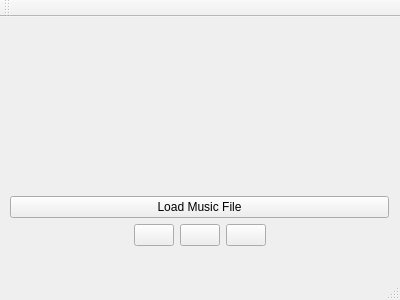
Qt form AudioPlayer/AudioPlayer/mainwindow.ui (timkunkel/AudioVisualizer) before a commit.
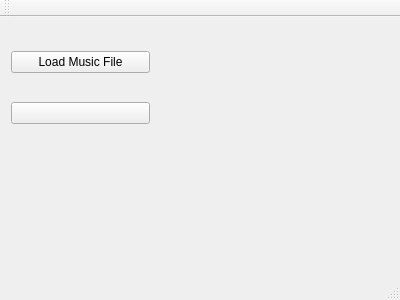
The same form after that commit. Icons and pictures are not drawn.

What changed in the file:
```diff
--- a/AudioPlayer/AudioPlayer/mainwindow.ui
+++ b/AudioPlayer/AudioPlayer/mainwindow.ui
@@ -17,89 +17,17 @@
    <widget class="QWidget" name="gridLayoutWidget">
     <property name="geometry">
      <rect>
-      <x>-1</x>
-      <y>-1</y>
-      <width>401</width>
-      <height>241</height>
+      <x>0</x>
+      <y>0</y>
+      <width>161</width>
+      <height>141</height>
      </rect>
     </property>
-    <layout class="QGridLayout" name="gridLayout">
-     <item row="2" column="0">
-      <layout class="QGridLayout" name="gridLayout_2">
-       <item row="1" column="4">
-        <widget class="QPushButton" name="stopButton">
-         <property name="text">
-          <string/>
-         </property>
-         <property name="icon">
-          <iconset>
-           <normaloff>png/square64.png</normaloff>
-           <selectedoff>:/png/square64.png</selectedoff>png/square64.png</iconset>
-         </property>
-        </widget>
-       </item>
-       <item row="1" column="0">
-        <spacer name="horizontalSpacer">
-         <property name="orientation">
-          <enum>Qt::Horizontal</enum>
-         </property>
-         <property name="sizeHint" stdset="0">
-          <size>
-           <width>40</width>
-           <height>20</height>
-          </size>
-         </property>
-        </spacer>
-       </item>
-       <item row="1" column="3">
-        <widget class="QPushButton" name="pauseButton">
-         <property name="icon">
-          <iconset>
-           <normaloff>png/pause15.png</normaloff>
-           <selectedoff>:/png/pause15.png</selectedoff>png/pause15.png</iconset>
-         </property>
-        </widget>
-       </item>
-       <item row="1" column="2">
-        <widget class="QPushButton" name="playButton">
-         <property name="text">
-          <string/>
-         </property>
-         <property name="icon">
-          <iconset resource="appicons.qrc">
-           <normaloff>:/png/play43.png</normaloff>:/png/play43.png</iconset>
-         </property>
-        </widget>
-       </item>
-       <item row="1" column="5">
-        <spacer name="horizontalSpacer_2">
-         <property name="orientation">
-          <enum>Qt::Horizontal</enum>
-         </property>
-         <property name="sizeHint" stdset="0">
-          <size>
-           <width>40</width>
-           <height>20</height>
-          </size>
-         </property>
-        </spacer>
-       </item>
-      </layout>
-     </item>
+    <layout class="QGridLayout" name="gridLayout" rowminimumheight="0,0,0,0,0,0">
+     <property name="sizeConstraint">
+      <enum>QLayout::SetDefaultConstraint</enum>
+     </property>
      <item row="0" column="0">
-      <spacer name="verticalSpacer">
-       <property name="orientation">
-        <enum>Qt::Vertical</enum>
-       </property>
-       <property name="sizeHint" stdset="0">
-        <size>
-         <width>20</width>
-         <height>40</height>
-        </size>
-       </property>
-      </spacer>
-     </item>
-     <item row="1" column="0">
       <widget class="QPushButton" name="loadFileButton">
        <property name="text">
         <string>Load Music File</string>
@@ -110,6 +38,17 @@
        </property>
       </widget>
      </item>
+     <item row="1" column="0">
+      <widget class="QPushButton" name="playButton">
+       <property name="text">
+        <string/>
+       </property>
+       <property name="icon">
+        <iconset resource="appicons.qrc">
+         <normaloff>:/png/play43.png</normaloff>:/png/play43.png</iconset>
+       </property>
+      </widget>
+     </item>
     </layout>
    </widget>
   </widget>
```
